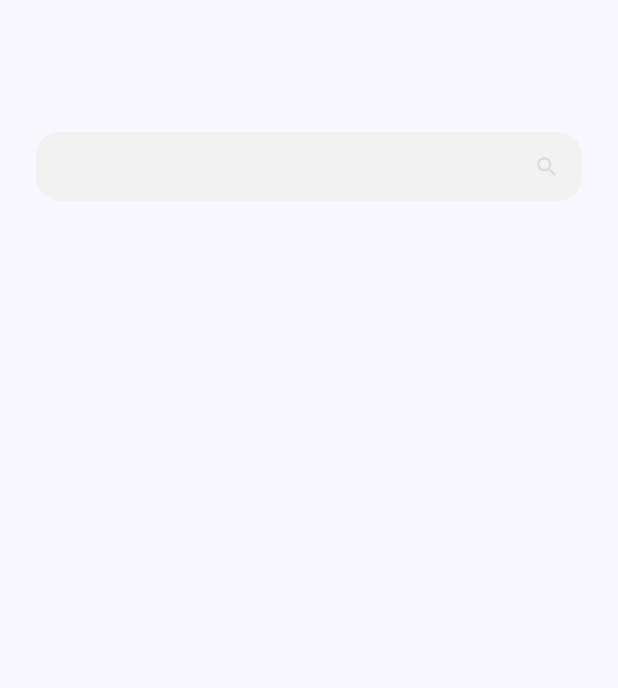
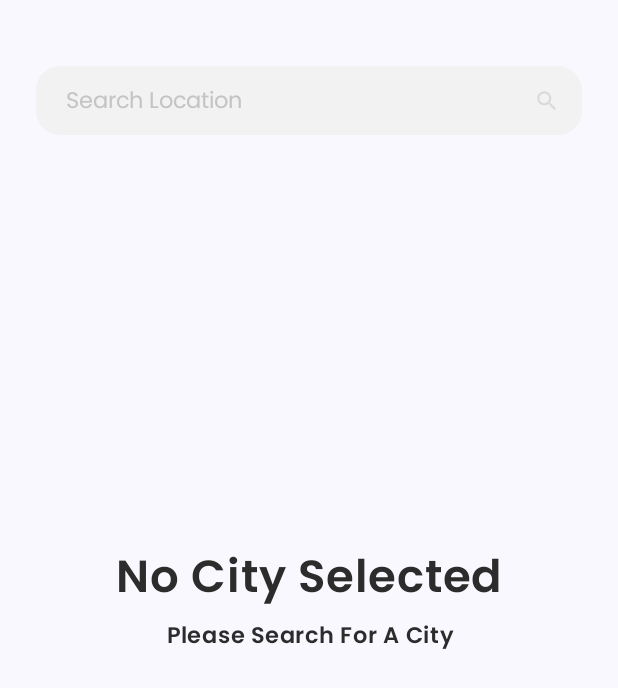
Before and after one commit to truelyyours/Weather-Tracker, an Android app built with Jetpack Compose: the screen it shows after launch (MainActivity), on a phone screen of 412 x 824 dp. Shown: the top 688 px of the screen. Run offline under Robolectric (Android 15) with nearby library versions, the phone set to English and light mode, and no system bars; our stand-ins replace Dagger/Hilt's generated code.

Commit message:
UI updates with search

```diff
--- a/app/src/main/java/com/example/weathertracker/MainActivity.kt
+++ b/app/src/main/java/com/example/weathertracker/MainActivity.kt
@@ -4,10 +4,12 @@ import android.content.ContentResolver
 import android.content.Context
 import android.os.Bundle
 import android.provider.Settings.Global.getString
+import android.util.Log
 import androidx.activity.ComponentActivity
 import androidx.activity.compose.setContent
 import androidx.activity.enableEdgeToEdge
 import androidx.compose.foundation.background
+import androidx.compose.foundation.gestures.detectTapGestures
 import androidx.compose.foundation.layout.Column
 import androidx.compose.foundation.layout.Spacer
 import androidx.compose.foundation.layout.fillMaxSize
@@ -26,6 +28,7 @@ import androidx.compose.material3.SearchBarDefaults
 import androidx.compose.material3.Text
 import androidx.compose.runtime.Composable
 import androidx.compose.runtime.LaunchedEffect
+import androidx.compose.runtime.collectAsState
 import androidx.compose.runtime.getValue
 import androidx.compose.runtime.mutableStateOf
 import androidx.compose.runtime.remember
@@ -34,7 +37,9 @@ import androidx.compose.ui.Alignment
 import androidx.compose.ui.Modifier
 import androidx.compose.ui.draw.clip
 import androidx.compose.ui.graphics.Color
+import androidx.compose.ui.input.pointer.pointerInput
 import androidx.compose.ui.platform.LocalDensity
+import androidx.compose.ui.platform.LocalFocusManager
 import androidx.compose.ui.text.TextStyle
 import androidx.compose.ui.text.font.FontWeight
 import androidx.compose.ui.text.style.TextAlign
@@ -74,19 +79,30 @@ class MainActivity : ComponentActivity() {
 
                 val searchBoxViewModel: SearchBoxViewModel = hiltViewModel()
                 val weatherInfoViewModel: WeatherInfoViewModel = hiltViewModel()
+                val focusManager = LocalFocusManager.current
 
                 Scaffold(modifier = Modifier.fillMaxSize()) { innerPadding ->
-                    Column(modifier = Modifier.padding(innerPadding).fillMaxSize(),
+                    Column(modifier = Modifier.padding(innerPadding).fillMaxSize().pointerInput(Unit) {
+                        detectTapGestures {
+                            focusManager.clearFocus()
+                            searchBoxViewModel.exitSearch()
+                        }
+                    },
                         horizontalAlignment = Alignment.CenterHorizontally) {
                         Spacer(Modifier.height(44.dp))
                         SearchBox(searchBoxViewModel)
-//                        if (WeatherApp.getStoredCityName().isEmpty()) {
-//                            Spacer(Modifier.height(240.dp))
-//                            NoCitySelected()
-//                        } else {
-//                            Spacer(Modifier.height(80.dp))
-//                            LocationWeatherDetails("Surat")
-//                        }
+                        Log.i("MainActivity::", "SearboxModelUIState: " + (searchBoxViewModel.uiState.collectAsState().value == SearchBoxViewModel.ScreenState.Empty))
+                        if (searchBoxViewModel.uiState.collectAsState().value == SearchBoxViewModel.ScreenState.Empty) {
+                            LocalFocusManager.current.clearFocus()
+                            val city = WeatherApp.getStoredCityName().collectAsState("").value
+                            if (city.isNullOrEmpty()) {
+                                Spacer(Modifier.height(240.dp))
+                                NoCitySelected()
+                            } else {
+                                Spacer(Modifier.height(40.dp))
+                                LocationWeatherDetails(city)
+                            }
+                        }
                     }
                 }
             }
--- a/app/src/main/java/com/example/weathertracker/composeutil/LocationWeatherDetails.kt
+++ b/app/src/main/java/com/example/weathertracker/composeutil/LocationWeatherDetails.kt
@@ -81,14 +81,14 @@ fun LocationWeatherDetails(
 
         when (val tempState = stateFlow) {
             is WeatherInfoLoadingState.Error -> {
-                Text(text = tempState.message, minLines = 4, fontFamily = PoppinsFontFamily, style = TextStyle(fontSize = 40.sp), color = CustomBlack, textAlign = TextAlign.Center)
+                Text(text = tempState.message, fontFamily = PoppinsFontFamily, style = TextStyle(fontSize = 40.sp), color = CustomBlack, textAlign = TextAlign.Center)
             }
             WeatherInfoLoadingState.Loading -> {
                 CircularProgressIndicator(modifier = Modifier.size(100.dp), color = CustomGray)
             }
             is WeatherInfoLoadingState.Success -> {
                 val imageUrl = tempState.weatherInfo.current.condition.icon.replace("64x64", "128x128")
-                GlideSubcomposition(modifier = Modifier.size(123.dp),
+                GlideSubcomposition(modifier = Modifier.size(128.dp),
                     model = "https:$imageUrl"
                 ) {
                     when (state) {
@@ -98,7 +98,7 @@ fun LocationWeatherDetails(
                         RequestState.Failure -> Icon(Icons.Default.Warning,
                             tint = Color.Red, contentDescription = null)
                         is RequestState.Success -> Image(painter = painter,
-                            modifier = Modifier.size(123.dp),
+                            modifier = Modifier.size(128.dp),
                             contentDescription = "Weather Icon Image")
                     }
                 }
--- a/app/src/main/java/com/example/weathertracker/composeutil/SearchCity.kt
+++ b/app/src/main/java/com/example/weathertracker/composeutil/SearchCity.kt
@@ -1,7 +1,9 @@
 package com.example.weathertracker.composeutil
 
 import androidx.compose.foundation.background
+import androidx.compose.foundation.gestures.detectTapGestures
 import androidx.compose.foundation.layout.Arrangement
+import androidx.compose.foundation.layout.Box
 import androidx.compose.foundation.layout.Column
 import androidx.compose.foundation.layout.Row
 import androidx.compose.foundation.layout.Spacer
@@ -17,6 +19,7 @@ import androidx.compose.foundation.text.BasicTextField
 import androidx.compose.foundation.text.KeyboardActions
 import androidx.compose.foundation.text.KeyboardOptions
 import androidx.compose.foundation.text.input.KeyboardActionHandler
+import androidx.compose.foundation.text.input.delete
 import androidx.compose.material.icons.Icons
 import androidx.compose.material.icons.filled.Search
 import androidx.compose.material.icons.rounded.Search
@@ -35,7 +38,9 @@ import androidx.compose.runtime.setValue
 import androidx.compose.ui.Alignment
 import androidx.compose.ui.Modifier
 import androidx.compose.ui.draw.clip
+import androidx.compose.ui.focus.onFocusChanged
 import androidx.compose.ui.graphics.Color
+import androidx.compose.ui.input.pointer.pointerInput
 import androidx.compose.ui.platform.LocalFocusManager
 import androidx.compose.ui.text.TextStyle
 import androidx.compose.ui.text.font.FontWeight
@@ -45,8 +50,10 @@ import androidx.compose.ui.unit.sp
 import androidx.hilt.navigation.compose.hiltViewModel
 import androidx.lifecycle.compose.collectAsStateWithLifecycle
 import androidx.lifecycle.viewModelScope
+import com.example.weathertracker.R
 import com.example.weathertracker.WeatherApp
 import com.example.weathertracker.ui.theme.BackgroundGray
+import com.example.weathertracker.ui.theme.CustomBlack
 import com.example.weathertracker.ui.theme.CustomGray
 import com.example.weathertracker.ui.theme.IconGray
 import com.example.weathertracker.ui.theme.LightGray
@@ -62,37 +69,45 @@ fun SearchBox(searchBoxViewModel: SearchBoxViewModel = hiltViewModel()) {
         val job = searchBoxViewModel.observeSearch()
         onDispose { job.cancel() }
     }
-
-    Column(modifier = Modifier.fillMaxSize()
-        .padding(top = 44.dp, start = 24.dp, end = 24.dp),
+    val focusManager = LocalFocusManager.current
+    var isHintDisplayed by remember {
+        mutableStateOf(false)
+    }
+    Box() {
+        Column(modifier = Modifier
+            .padding(start = 24.dp, end = 24.dp),
             horizontalAlignment = Alignment.CenterHorizontally) {
 
             val screenState by searchBoxViewModel.uiState.collectAsStateWithLifecycle()
 
-        Row(modifier = Modifier.fillMaxWidth()
+            Row(modifier = Modifier
+                .fillMaxWidth()
                 .height(46.dp)
                 .background(color = BackgroundGray, shape = RoundedCornerShape(16.dp)),
                 horizontalArrangement = Arrangement.SpaceBetween,
                 verticalAlignment = Alignment.CenterVertically) {
 
-            var isHintDisplayed by remember {
-                mutableStateOf(false)
-            }
-            val focusManager = LocalFocusManager.current
-
                 BasicTextField(
                     state = searchBoxViewModel.searchTextFieldState,
                     textStyle = TextStyle(fontSize = 15.sp, fontFamily = PoppinsFontFamily,
-                    fontWeight = FontWeight.Normal),
+                        fontWeight = FontWeight.Normal,
+                        color = if (isHintDisplayed) LightGray else CustomBlack),
                     keyboardOptions = KeyboardOptions(imeAction = ImeAction.Search),
                     onKeyboardAction = KeyboardActionHandler {
                         focusManager.clearFocus()
+                        searchBoxViewModel.exitSearch()
                     },
-                modifier = Modifier.padding(start = 20.dp)
+                    modifier = Modifier
+                        .padding(start = 20.dp)
+                        .onFocusChanged {
+                            isHintDisplayed = !it.hasFocus
+                        }
                 )
 
                 Icon(Icons.Rounded.Search, contentDescription = "Search Icon", tint = IconGray
-            ,modifier = Modifier.padding(end = 14.5.dp).size(17.5.dp))
+                ,modifier = Modifier
+                        .padding(end = 14.5.dp)
+                        .size(17.5.dp))
             }
 
             Spacer(Modifier.height(32.dp))
@@ -109,6 +124,7 @@ fun SearchBox(searchBoxViewModel: SearchBoxViewModel = hiltViewModel()) {
                         onClick = {
                             searchBoxViewModel.viewModelScope.launch {
                                 saveLocation(state.weatherInfo.location.name)
+                                searchBoxViewModel.exitSearch()
                             }
                         }
                     )
@@ -119,6 +135,19 @@ fun SearchBox(searchBoxViewModel: SearchBoxViewModel = hiltViewModel()) {
             }
         }
 
+        if (isHintDisplayed) {
+            Text(
+                text = WeatherApp.getNonUiAppContext().getString(R.string.search_location),
+                style = TextStyle(
+                    fontFamily = PoppinsFontFamily, fontSize = 15.sp,
+                    fontWeight = FontWeight.Normal, color = LightGray
+                ),
+                modifier = Modifier.padding(start = 44.dp, top = 12.dp)
+            )
+        }
+    }
+
+
 }
 
 suspend fun saveLocation(loc: String) {
--- a/app/src/main/java/com/example/weathertracker/viewmodel/SearchBoxViewModel.kt
+++ b/app/src/main/java/com/example/weathertracker/viewmodel/SearchBoxViewModel.kt
@@ -2,11 +2,15 @@ package com.example.weathertracker.viewmodel
 
 import android.util.Log
 import androidx.compose.foundation.text.input.TextFieldState
+import androidx.compose.foundation.text.input.clearText
+import androidx.compose.foundation.text.input.delete
 import androidx.compose.runtime.collectAsState
 import androidx.compose.runtime.snapshotFlow
 import androidx.lifecycle.ViewModel
 import androidx.lifecycle.viewModelScope
 import com.example.network.data.WeatherInfo
+import com.example.weathertracker.R
+import com.example.weathertracker.WeatherApp
 import dagger.hilt.android.lifecycle.HiltViewModel
 import kotlinx.coroutines.ExperimentalCoroutinesApi
 import kotlinx.coroutines.FlowPreview
@@ -49,7 +53,7 @@ class SearchBoxViewModel @Inject constructor(
     @OptIn(FlowPreview::class, ExperimentalCoroutinesApi::class)
     private val searchTextState: StateFlow<SearchState> = snapshotFlow { searchTextFieldState.text }
         .debounce(1200) // call below things if the user does not type for 1.2s
-        .mapLatest { if (it.isBlank()) SearchState.Empty else SearchState.UserQuery(it.toString()) }
+        .mapLatest { if (it.isBlank() || it.length < 3) SearchState.Empty else SearchState.UserQuery(it.toString()) }
         .stateIn(
             scope = viewModelScope,
             started = SharingStarted.WhileSubscribed(stopTimeoutMillis = 3000),
@@ -65,6 +69,11 @@ class SearchBoxViewModel @Inject constructor(
                 is SearchState.UserQuery -> searchWeatherInfo(searchState.query)
             }
         }
+    }
+
+    fun exitSearch() {
+        _uiState.update { ScreenState.Empty }
+        searchTextFieldState.clearText()
     }
 
     // Doing it this way so that in case the sear API is used it is easier to implement/extend
```
Lines whose indentation alone changed are shown as unchanged.
